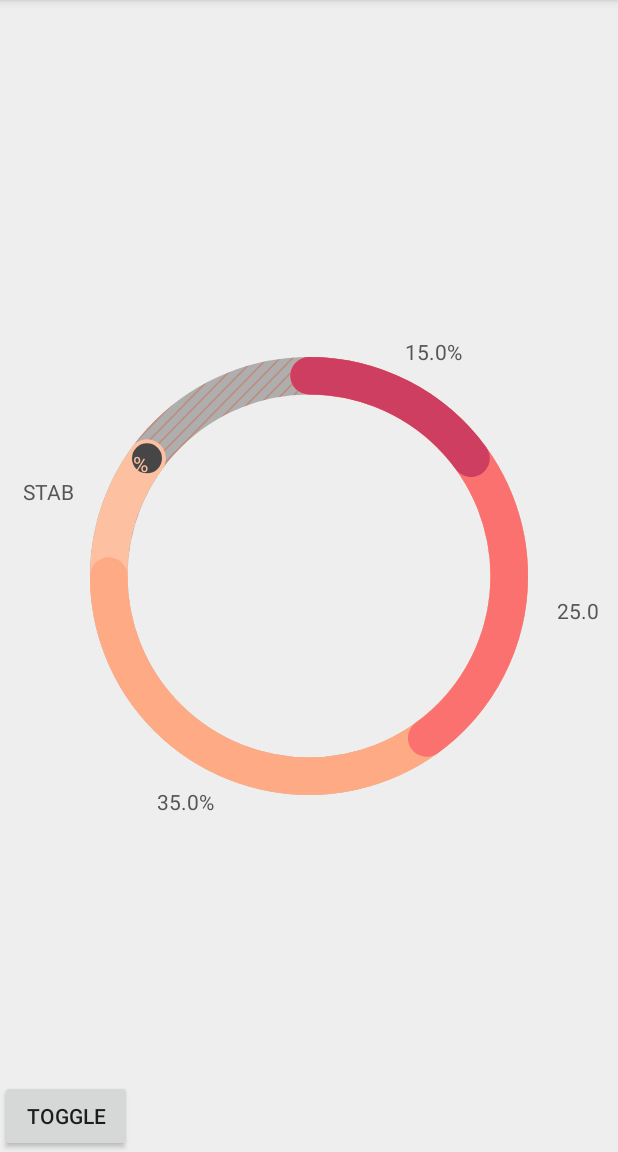
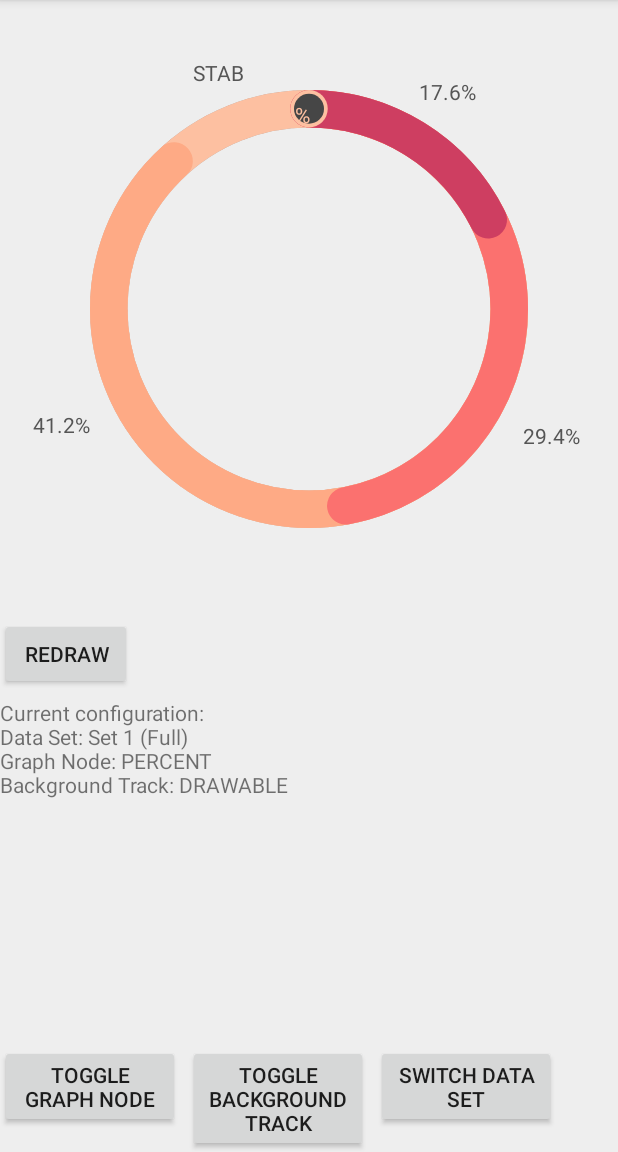
Before and after one commit to DuartBreedt/RadialGraph, an Android app: the screen it shows after launch (MainActivity), on a phone screen of 412 x 824 dp, the part 84-1236 px from its top. Run offline under Robolectric (Android 15) with nearby library versions, the phone set to English and light mode, and no system bars.

Commit message:
Enhance example app

```diff
--- a/example/src/main/java/com/duartbreedt/example/MainActivity.kt
+++ b/example/src/main/java/com/duartbreedt/example/MainActivity.kt
@@ -12,22 +12,22 @@ import java.math.BigDecimal
 
 class MainActivity : AppCompatActivity() {
 
-    override fun onCreate(savedInstanceState: Bundle?) {
-        super.onCreate(savedInstanceState)
-        setContentView(R.layout.activity_main)
-    }
+    private var backgroundTrackState: BackgroundTrackState = BackgroundTrackState.DRAWABLE
+    private var graphNodeState: GraphNode = GraphNode.PERCENT
+    private var currentDataSet: Int = 0
 
-    override fun onStart() {
-        super.onStart()
+    private lateinit var data: Data
 
-        val sections = mutableListOf(
+    private val dataSets = mapOf<String, Pair<BigDecimal, List<Section>>>(
+        "Set 1 (Full)" to Pair<BigDecimal, List<Section>>(
+            BigDecimal(85), listOf(
                 Section(
                     Section.DisplayMode.PERCENT,
                     BigDecimal("15"),
                     Color.parseColor("#CE3E61")
                 ),
                 Section(
-                Section.DisplayMode.VALUE,
+                    Section.DisplayMode.PERCENT,
                     BigDecimal("25"),
                     Color.parseColor("#FB716F")
                 ),
@@ -41,17 +41,109 @@ class MainActivity : AppCompatActivity() {
                     Color.parseColor("#FDC0A1")
                 )
             )
+        ),
+        "Set 2 (1 small segment)" to Pair<BigDecimal, List<Section>>(
+            BigDecimal(100), listOf(
+                Section(
+                    Section.DisplayMode.PERCENT,
+                    BigDecimal("15"),
+                    Color.parseColor("#CE3E61")
+                )
+            )
+        ),
+        "Set 3 (1 large segment)" to Pair<BigDecimal, List<Section>>(BigDecimal(100), listOf(
+            Section(
+                Section.DisplayMode.PERCENT,
+                BigDecimal("75"),
+                Color.parseColor("#CE3E61")
+            )
+        ))
+    )
 
-        val data = Data(sections, BigDecimal("100"))
+    override fun onCreate(savedInstanceState: Bundle?) {
+        super.onCreate(savedInstanceState)
+        setContentView(R.layout.activity_main)
+    }
 
-        btnToggle.setOnClickListener {
-            //graph_layout.setGraphNode(GraphNode.NONE)
-            graph_layout.removeBackgroundTrack()
-            graph_layout.redraw(data)
-        }
+    override fun onStart() {
+        super.onStart()
+
+        selectDataSet()
+        updateConfig()
+        setOnClickListeners()
 
         graph_layout.setData(data)
 
         graph_layout.animateIn()
     }
+
+    private fun setOnClickListeners() {
+        btnToggleGraphNode.setOnClickListener { toggleGraphNode() }
+        btnToggleBackgroundTrack.setOnClickListener { toggleBackgroundTrack() }
+        btnRedraw.setOnClickListener {
+            graph_layout.redraw(data)
         }
+        btnSwitchDataSet.setOnClickListener { switchDataSet() }
+    }
+
+    private fun toggleGraphNode() {
+        val newState = if (graphNodeState == GraphNode.PERCENT) GraphNode.NONE else GraphNode.PERCENT
+        graphNodeState = newState
+
+        graph_layout.setGraphNode(newState)
+
+        updateConfig()
+    }
+
+    private fun toggleBackgroundTrack() {
+        val currentOrdinal = backgroundTrackState.ordinal
+        val newOrdinal = if (currentOrdinal == 2) 0 else currentOrdinal + 1
+
+        backgroundTrackState = BackgroundTrackState.values()[newOrdinal]
+
+        when (backgroundTrackState) {
+            BackgroundTrackState.OFF -> graph_layout.removeBackgroundTrack()
+            BackgroundTrackState.COLOR -> graph_layout.setBackgroundTrack(ContextCompat.getColor(this, R.color.black))
+            BackgroundTrackState.DRAWABLE -> graph_layout.setBackgroundTrack(
+                ContextCompat.getDrawable(
+                    this,
+                    R.drawable.bg_graph_track
+                )
+            )
+        }
+
+        updateConfig()
+    }
+
+    private fun switchDataSet() {
+        val newDataSet = if (currentDataSet == 2) 0 else currentDataSet + 1
+        currentDataSet = newDataSet
+
+        selectDataSet()
+
+        updateConfig()
+    }
+
+    private fun selectDataSet() {
+        val sections: List<Section> = dataSets[dataSets.keys.elementAt(currentDataSet)]!!.second
+        val total: BigDecimal = dataSets[dataSets.keys.elementAt(currentDataSet)]!!.first
+
+        data = Data(sections, total)
+    }
+
+    private fun updateConfig() {
+        val stringBuilder = StringBuilder("Current configuration:\n")
+
+        stringBuilder.append("Data Set: ${dataSets.keys.elementAt(currentDataSet)}\n")
+        stringBuilder.append("Graph Node: ${graphNodeState.name}\n")
+        stringBuilder.append("Background Track: ${backgroundTrackState.name}")
+
+        currentConfig.text = stringBuilder.toString()
+    }
+
+    enum class BackgroundTrackState {
+        OFF,
+        COLOR,
+        DRAWABLE
+    }
+}
--- a/example/src/main/res/layout/activity_main.xml
+++ b/example/src/main/res/layout/activity_main.xml
@@ -32,19 +32,66 @@
 
         app:layout_constraintDimensionRatio="1:1"
         app:layout_constraintTop_toTopOf="parent"
-        app:layout_constraintBottom_toBottomOf="parent"
         app:layout_constraintLeft_toLeftOf="parent"
         app:layout_constraintRight_toRightOf="parent" />
 
     <Button
-        android:id="@+id/btnToggle"
+        android:id="@+id/btnRedraw"
 
         android:layout_width="wrap_content"
         android:layout_height="wrap_content"
 
-        app:layout_constraintBottom_toBottomOf="parent"
+        app:layout_constraintTop_toBottomOf="@id/graph_layout"
         app:layout_constraintStart_toStartOf="parent"
 
-        android:text="Toggle"/>
+        android:text="Redraw"/>
+
+    <TextView
+        android:id="@+id/currentConfig"
+
+        android:layout_width="match_parent"
+        android:layout_height="wrap_content"
+
+        android:layout_marginTop="5dp"
+
+        app:layout_constraintTop_toBottomOf="@id/btnRedraw"
+        app:layout_constraintStart_toStartOf="parent"/>
+
+    <LinearLayout
+        android:layout_width="match_parent"
+        android:layout_height="wrap_content"
+
+        android:orientation="horizontal"
+
+        app:layout_constraintBottom_toBottomOf="parent"
+        app:layout_constraintStart_toStartOf="parent">
+
+        <Button
+            android:id="@+id/btnToggleGraphNode"
+
+            android:layout_width="120dp"
+            android:layout_height="wrap_content"
+
+            android:text="Toggle Graph Node" />
+
+        <Button
+            android:id="@+id/btnToggleBackgroundTrack"
+
+            android:layout_width="120dp"
+            android:layout_height="wrap_content"
+            android:layout_marginLeft="5dp"
+
+            android:text="Toggle Background Track" />
+
+        <Button
+            android:id="@+id/btnSwitchDataSet"
+
+            android:layout_width="120dp"
+            android:layout_height="wrap_content"
+            android:layout_marginLeft="5dp"
+
+            android:text="Switch Data Set" />
+
+    </LinearLayout>
 
 </androidx.constraintlayout.widget.ConstraintLayout>
```
Lines whose indentation alone changed are shown as unchanged.
